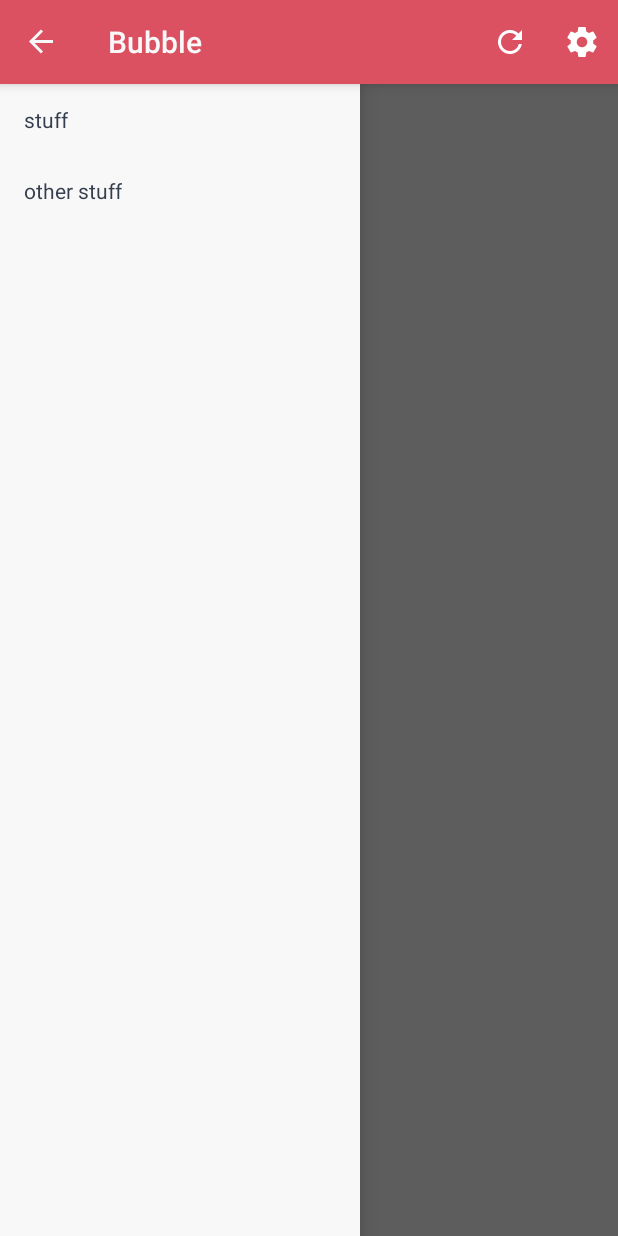
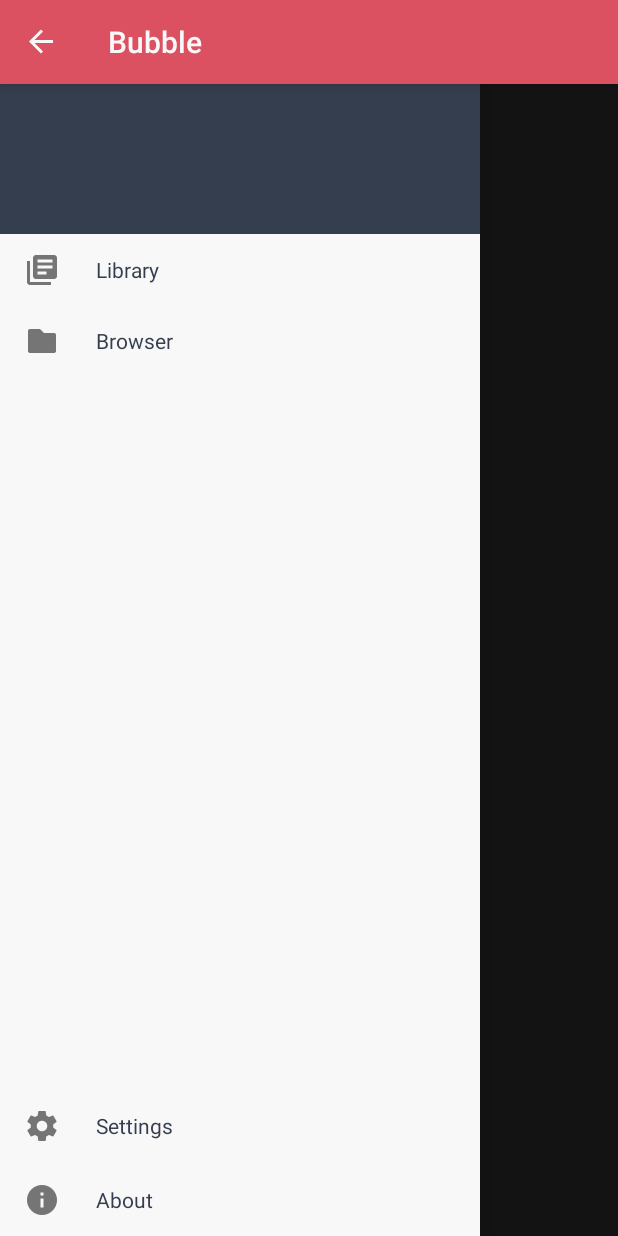
Before and after one commit to GDXN/bubble, an Android app: the screen it shows after launch (MainActivity), with the side drawer open, on a phone screen of 412 x 824 dp. Run offline under Robolectric (Android 15) with nearby library versions, the phone set to English and light mode, and no system bars; our stand-ins replace Picasso; 1 statement that could not run was skipped.

Commit message:
navigation drawer items

```diff
--- a/app/src/main/java/com/nkanaev/comics/activity/MainActivity.java
+++ b/app/src/main/java/com/nkanaev/comics/activity/MainActivity.java
@@ -1,7 +1,7 @@
 package com.nkanaev.comics.activity;
 
-import android.content.Context;
 import android.content.res.Configuration;
+import android.support.v4.view.GravityCompat;
 import android.support.v4.widget.DrawerLayout;
 import android.support.v4.app.FragmentTransaction;
 import android.support.v4.app.Fragment;
@@ -14,8 +14,6 @@ import android.os.Bundle;
 import android.os.Environment;
 import android.view.MenuItem;
 import android.view.View;
-import android.widget.AdapterView;
-import android.widget.ListView;
 import com.nkanaev.comics.fragment.GroupBrowserFragment;
 import com.nkanaev.comics.R;
 import com.nkanaev.comics.managers.*;
@@ -23,12 +21,9 @@ import com.nkanaev.comics.managers.*;
 import com.squareup.picasso.LruCache;
 import com.squareup.picasso.Picasso;
 
-import java.util.ArrayList;
-
 
 public class MainActivity extends ActionBarActivity {
     private DrawerLayout mDrawerLayout;
-    private ListView mDrawerList;
     private ActionBarDrawerToggle mDrawerToggle;
     private Scanner mScanner = null;
     private OnRefreshListener mRefreshListener;
@@ -70,22 +65,10 @@ public class MainActivity extends ActionBarActivity {
 
         mDrawerLayout.setDrawerListener(mDrawerToggle);
 
-        mDrawerList = (ListView) findViewById(R.id.left_drawer);
-
-
-        mDrawerList.setAdapter(new NavigationItemAdapter(this, getNavigationItems()));
-        mDrawerList.setOnItemClickListener(new DrawerItemClickListener());
 
         getSupportActionBar().setElevation(8);
         getSupportActionBar().setHomeButtonEnabled(true);
         getSupportActionBar().setDisplayHomeAsUpEnabled(true);
-    }
-
-    private ArrayList<NavigationItem> getNavigationItems() {
-        ArrayList<NavigationItem> x = new ArrayList<NavigationItem>();
-        x.add(new NavigationItem("stuff", 0));
-        x.add(new NavigationItem("other stuff", 1));
-        return x;
     }
 
     @Override
@@ -142,13 +125,13 @@ public class MainActivity extends ActionBarActivity {
     }
 
     public void pushFragment(Fragment fragment, boolean allow_back) {
-        FragmentTransaction transaction = getSupportFragmentManager()
-                .beginTransaction()
-                .replace(R.id.content_frame, fragment);
-        if (allow_back) {
-            transaction = transaction.addToBackStack(((Object)fragment).getClass().getSimpleName());
-        }
-        transaction.commit();
+//        FragmentTransaction transaction = getSupportFragmentManager()
+//                .beginTransaction()
+//                .replace(R.id.content_frame, fragment);
+//        if (allow_back) {
+//            transaction = transaction.addToBackStack(((Object)fragment).getClass().getSimpleName());
+//        }
+//        transaction.commit();
     }
 
     public void popLastFragment() {
@@ -164,19 +147,17 @@ public class MainActivity extends ActionBarActivity {
 
     @Override
     public void onBackPressed() {
-        popLastFragment();
+        mDrawerLayout.closeDrawers();
     }
 
     @Override
     public boolean onSupportNavigateUp() {
-        popLastFragment();
+        if (mDrawerLayout.isDrawerOpen(GravityCompat.START)) {
+            mDrawerLayout.closeDrawers();
+        }
+        else {
+            mDrawerLayout.openDrawer(GravityCompat.START);
+        }
         return super.onSupportNavigateUp();
     }
-
-    private final class DrawerItemClickListener implements ListView.OnItemClickListener {
-        @Override
-        public void onItemClick(AdapterView parent, View view, int position, long id) {
-
-        }
-    }
 }
--- a/app/src/main/java/com/nkanaev/comics/managers/NavigationItem.java
+++ b/app/src/main/java/com/nkanaev/comics/managers/NavigationItem.java
@@ -2,11 +2,11 @@ package com.nkanaev.comics.managers;
 
 
 public class NavigationItem {
-    public String title;
+    public final int titleResource;
     public final int imageResource;
 
-    public NavigationItem(String x, int imageResourceRef) {
-        title = x;
+    public NavigationItem(int titleResourceRef, int imageResourceRef) {
+        titleResource = titleResourceRef;
         imageResource = imageResourceRef;
     }
 }
--- a/app/src/main/java/com/nkanaev/comics/managers/NavigationItemAdapter.java
+++ b/app/src/main/java/com/nkanaev/comics/managers/NavigationItemAdapter.java
@@ -5,6 +5,7 @@ import android.view.LayoutInflater;
 import android.view.View;
 import android.view.ViewGroup;
 import android.widget.ArrayAdapter;
+import android.widget.ImageView;
 import android.widget.TextView;
 
 import java.util.ArrayList;
@@ -23,8 +24,11 @@ public class NavigationItemAdapter extends ArrayAdapter<NavigationItem> {
         if (convertView == null) {
             convertView = LayoutInflater.from(getContext()).inflate(R.layout.navigation_item, parent, false);
         }
-        TextView title = (TextView)convertView.findViewById(R.id.navigation_title);
-        title.setText(item.title);
+
+        TextView title = (TextView) convertView.findViewById(R.id.navigation_title);
+        ImageView icon = (ImageView) convertView.findViewById(R.id.navigation_icon);
+        title.setText(item.titleResource);
+        icon.setImageResource(item.imageResource);
         return convertView;
     }
 }
--- /dev/null
+++ b/app/src/main/java/com/nkanaev/comics/view/MenuLayout.java
@@ -0,0 +1,65 @@
+package com.nkanaev.comics.view;
+
+import android.content.Context;
+import android.util.AttributeSet;
+import android.view.View;
+import android.widget.AdapterView;
+import android.widget.ListView;
+import android.widget.RelativeLayout;
+import com.nkanaev.comics.R;
+import com.nkanaev.comics.managers.NavigationItem;
+import com.nkanaev.comics.managers.NavigationItemAdapter;
+
+import java.util.ArrayList;
+import java.util.List;
+
+
+public class MenuLayout extends RelativeLayout implements ListView.OnItemClickListener {
+    private ListView topListView;
+    private ListView bottomListView;
+
+    public MenuLayout(Context context) {
+        super(context);
+    }
+
+    public MenuLayout(Context context, AttributeSet attributeSet) {
+        super(context, attributeSet);
+    }
+
+    @Override
+    protected void onAttachedToWindow() {
+        super.onAttachedToWindow();
+
+        setMenuItems();
+    }
+
+    private void setMenuItems() {
+        topListView = (ListView) findViewById(R.id.navigation_listview_top);
+        bottomListView = (ListView) findViewById(R.id.navigation_listview_bottom);
+
+        topListView.setAdapter(new NavigationItemAdapter(getContext(), getTopNavigationItems()));
+        bottomListView.setAdapter(new NavigationItemAdapter(getContext(), getBottomNavigationItems()));
+
+        topListView.setOnItemClickListener(this);
+        bottomListView.setOnItemClickListener(this);
+    }
+
+    private ArrayList<NavigationItem> getTopNavigationItems() {
+        ArrayList<NavigationItem> x = new ArrayList<NavigationItem>();
+        x.add(new NavigationItem(R.string.menu_library, R.drawable.ic_my_library_books_grey600_24dp));
+        x.add(new NavigationItem(R.string.menu_browser, R.drawable.ic_folder_grey600_24dp));
+        return x;
+    }
+
+    private ArrayList<NavigationItem> getBottomNavigationItems() {
+        ArrayList<NavigationItem> x = new ArrayList<NavigationItem>();
+        x.add(new NavigationItem(R.string.menu_settings, R.drawable.ic_settings_grey600_24dp));
+        x.add(new NavigationItem(R.string.menu_about, R.drawable.ic_info_grey600_24dp));
+        return x;
+    }
+
+    @Override
+    public void onItemClick(AdapterView<?> parent, View view, int position, long id) {
+
+    }
+}
--- a/app/src/main/res/layout/layout_main.xml
+++ b/app/src/main/res/layout/layout_main.xml
@@ -11,22 +11,36 @@
                 android:layout_width="match_parent"
                 android:layout_height="match_parent"/>
 
-        <LinearLayout
-                android:layout_width="240dp"
+        <com.nkanaev.comics.view.MenuLayout
+                android:layout_width="@dimen/navigation_width"
                 android:layout_height="match_parent"
                 android:orientation="vertical"
                 android:layout_gravity="start"
                 android:background="@color/light">
 
+                <ImageView
+                        android:id="@+id/navigation_top_image"
+                        android:layout_width="match_parent"
+                        android:layout_height="100dp"
+                        android:background="@color/text"
+                        android:layout_alignParentTop="true"/>
+
                 <ListView
-                        android:id="@+id/left_drawer"
+                        android:id="@+id/navigation_listview_top"
                         android:layout_width="match_parent"
-                        android:layout_height="match_parent"
+                        android:layout_height="wrap_content"
                         android:layout_gravity="start"
                         android:choiceMode="singleChoice"
                         android:divider="@android:color/transparent"
-                        android:dividerHeight="0dp"/>
+                        android:dividerHeight="0dp"
+                        android:layout_below="@id/navigation_top_image"/>
 
-        </LinearLayout>
+                <ListView
+                        android:id="@+id/navigation_listview_bottom"
+                        android:layout_width="match_parent"
+                        android:layout_height="wrap_content"
+                        android:layout_alignParentBottom="true"/>
+
+        </com.nkanaev.comics.view.MenuLayout>
 
 </android.support.v4.widget.DrawerLayout>
--- a/app/src/main/res/layout/navigation_item.xml
+++ b/app/src/main/res/layout/navigation_item.xml
@@ -10,15 +10,19 @@
         android:paddingEnd="@dimen/navigation_horizontal_padding">
 
     <ImageView
-            android:id="@+id/navigation_image"
-            android:layout_width="wrap_content"
-            android:layout_height="wrap_content" />
+            android:id="@+id/navigation_icon"
+            android:layout_width="@dimen/navigation_icon_size"
+            android:layout_height="@dimen/navigation_icon_size"
+            android:layout_gravity="center_vertical"
+            android:scaleType="fitCenter"/>
 
     <TextView
             android:id="@+id/navigation_title"
             android:layout_width="wrap_content"
             android:layout_height="wrap_content"
             android:textSize="@dimen/navigation_title_size"
-            android:layout_gravity="center_vertical"/>
+            android:layout_gravity="center_vertical"
+            android:layout_marginLeft="@dimen/navigation_title_left_margin"
+            android:layout_marginStart="@dimen/navigation_title_left_margin"/>
 
 </LinearLayout>
--- a/app/src/main/res/values/integers.xml
+++ b/app/src/main/res/values/integers.xml
@@ -8,6 +8,8 @@
 
     <dimen name="navigation_horizontal_padding">16dp</dimen>
     <dimen name="navigation_item_height">48dp</dimen>
-    <dimen name="navigation_width">300dp</dimen>
+    <dimen name="navigation_width">320dp</dimen>
     <dimen name="navigation_title_size">14sp</dimen>
+    <dimen name="navigation_title_left_margin">24dp</dimen>
+    <dimen name="navigation_icon_size">24dp</dimen>
 </resources>
--- a/app/src/main/res/values/strings.xml
+++ b/app/src/main/res/values/strings.xml
@@ -11,4 +11,9 @@
 
     <string name="drawer_open">Open navigation drawer</string>
     <string name="drawer_close">Close navigation drawer</string>
+
+    <string name="menu_library">Library</string>
+    <string name="menu_browser">Browser</string>
+    <string name="menu_settings">Settings</string>
+    <string name="menu_about">About</string>
 </resources>
```
Also changed, not shown: app/src/main/res/drawable-hdpi/ic_folder_black_24dp.png (added), app/src/main/res/drawable-hdpi/ic_folder_grey600_24dp.png (added), app/src/main/res/drawable-hdpi/ic_info_black_24dp.png (added), app/src/main/res/drawable-hdpi/ic_info_grey600_24dp.png (added), app/src/main/res/drawable-hdpi/ic_my_library_books_black_24dp.png (added), app/src/main/res/drawable-hdpi/ic_my_library_books_grey600_24dp.png (added), app/src/main/res/drawable-hdpi/ic_settings_black_24dp.png (added), app/src/main/res/drawable-hdpi/ic_settings_grey600_24dp.png (added).
